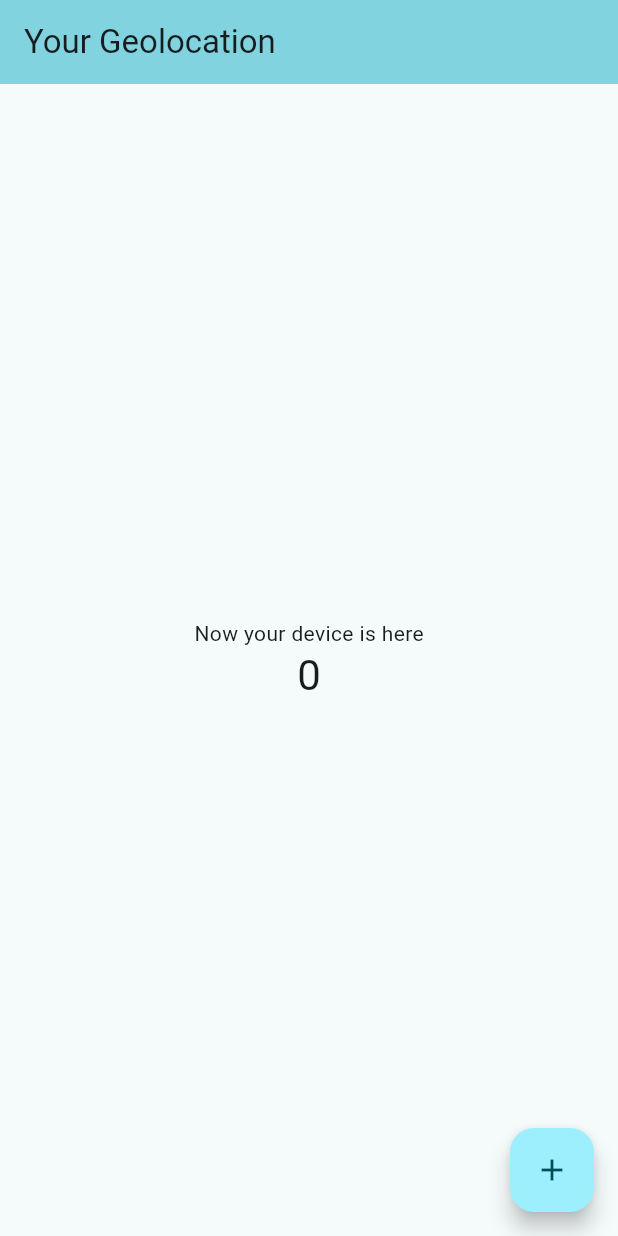
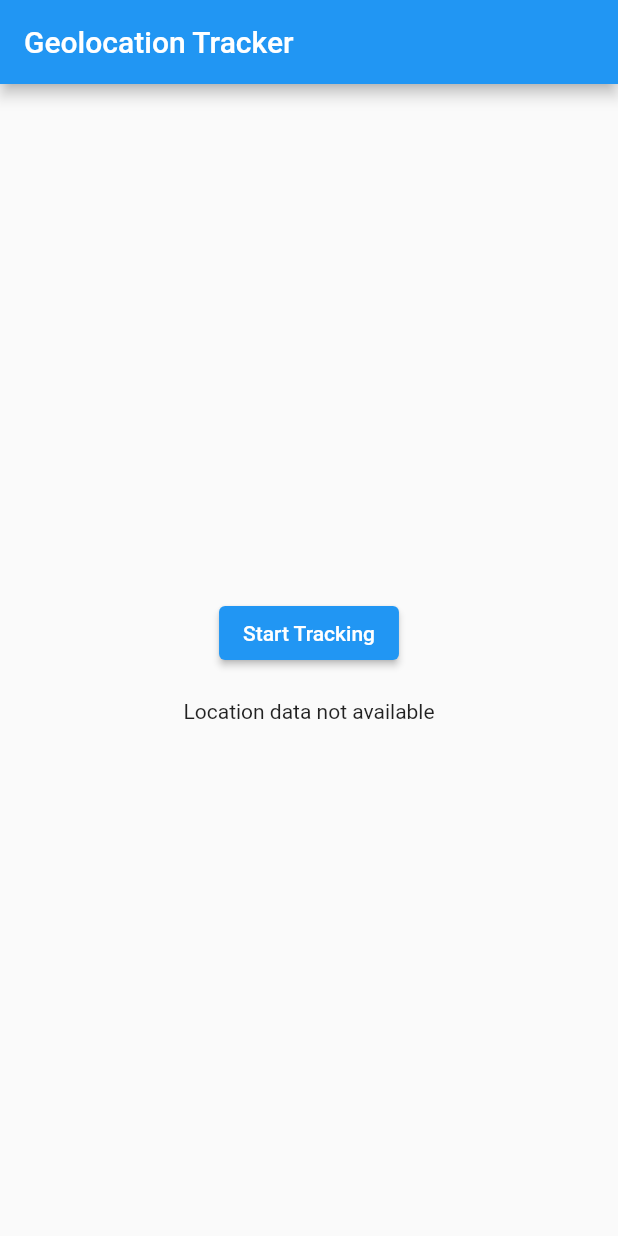
Before and after one commit to yutaDV/geolocation_bloc, a Flutter app: the screen it shows after launch, on a phone screen of 412 x 824 dp. Run offline on Flutter 3.47's test engine with Material 2 defaults, Android fonts, the phone set to English and light mode, and no system bars; our stand-ins replace geolocator.

Commit message:
geolocation without prom

```diff
--- /dev/null
+++ b/lib/geolocation_screen.dart
@@ -0,0 +1,72 @@
+import 'package:flutter/material.dart';
+import 'package:geolocator/geolocator.dart';
+
+import 'geolocation_service.dart';
+
+class GeolocationScreen extends StatefulWidget {
+  final GeolocationService geolocationService; // Додайте поле для сервісу
+
+  GeolocationScreen({required this.geolocationService}); // Додайте параметр у конструктор
+
+  @override
+  _GeolocationScreenState createState() => _GeolocationScreenState();
+}
+
+class _GeolocationScreenState extends State<GeolocationScreen> {
+  Position? _currentPosition;
+  bool _isTracking = false;
+
+  @override
+  Widget build(BuildContext context) {
+    return Scaffold(
+      appBar: AppBar(
+        title: Text('Geolocation Tracker'),
+      ),
+      body: Center(
+        child: Column(
+          mainAxisAlignment: MainAxisAlignment.center,
+          children: [
+            ElevatedButton(
+              onPressed: () {
+                if (_isTracking) {
+                  setState(() {
+                    _isTracking = false;
+                  });
+                } else {
+                  _startTracking();
+                }
+              },
+              child: Text(_isTracking ? 'Stop Tracking' : 'Start Tracking'),
+            ),
+            SizedBox(height: 20),
+            Text(_currentPosition != null
+                ? 'Latitude: ${_currentPosition!.latitude}, Longitude: ${_currentPosition!.longitude}'
+                : 'Location data not available'),
+          ],
+        ),
+      ),
+    );
+  }
+
+  void _startTracking() {
+    setState(() {
+      _isTracking = true;
+    });
+
+    _getCurrentLocation();
+  }
+
+  void _getCurrentLocation() async {
+    while (_isTracking) {
+      try {
+        Position position = await widget.geolocationService.determinePosition(); // Використовуйте метод з сервісу через поле widget.geolocationService
+        setState(() {
+          _currentPosition = position;
+        });
+      } catch (e) {
+        print('Error getting location: $e');
+      }
+      await Future.delayed(Duration(seconds: 1));
+    }
+  }
+}
--- /dev/null
+++ b/lib/geolocation_service.dart
@@ -0,0 +1,27 @@
+import 'package:geolocator/geolocator.dart';
+
+class GeolocationService {
+  Future<Position> determinePosition() async {
+    bool serviceEnabled;
+    LocationPermission permission;
+
+    serviceEnabled = await Geolocator.isLocationServiceEnabled();
+    if (!serviceEnabled) {
+      return Future.error('Location services are disabled.');
+    }
+
+    permission = await Geolocator.checkPermission();
+    if (permission == LocationPermission.denied) {
+      permission = await Geolocator.requestPermission();
+      if (permission == LocationPermission.denied) {
+        return Future.error('Location permissions are denied');
+      }
+    }
+
+    if (permission == LocationPermission.deniedForever) {
+      return Future.error('Location permissions are permanently denied, we cannot request permissions.');
+    }
+
+    return await Geolocator.getCurrentPosition();
+  }
+}
--- a/lib/main.dart
+++ b/lib/main.dart
@@ -1,73 +1,21 @@
 import 'package:flutter/material.dart';
+import 'geolocation_screen.dart';
+import 'geolocation_service.dart'; // Імпортуйте ваш GeolocationService
 
 void main() {
-  runApp(const GeolocationApp());
+  runApp(const MyApp());
 }
 
-class GeolocationApp extends StatelessWidget {
-  const GeolocationApp({super.key});
+class MyApp extends StatelessWidget {
+  const MyApp({super.key});
 
   @override
   Widget build(BuildContext context) {
+    final geolocationService = GeolocationService();
+
     return MaterialApp(
-      title: 'Flutter Demo',
-      theme: ThemeData(
-
-        colorScheme: ColorScheme.fromSeed(seedColor: Colors.grey),
-        useMaterial3: true,
-      ),
-      home: const MyHomePage(title: 'Your Geolocation'),
+      title: 'Geolocation App',
+      home: GeolocationScreen(geolocationService: geolocationService),
     );
   }
 }
-
-class MyHomePage extends StatefulWidget {
-  const MyHomePage({super.key, required this.title});
-
-  final String title;
-
-  @override
-  State<MyHomePage> createState() => _MyHomePageState();
-}
-
-class _MyHomePageState extends State<MyHomePage> {
-  int _counter = 0;
-
-  void _incrementCounter() {
-    setState(() {
-
-      _counter++;
-    });
-  }
-
-  @override
-  Widget build(BuildContext context) {
-
-    return Scaffold(
-      appBar: AppBar(
-        backgroundColor: Theme.of(context).colorScheme.inversePrimary,
-        title: Text(widget.title),
-      ),
-      body: Center(
-        child: Column(
-
-          mainAxisAlignment: MainAxisAlignment.center,
-          children: <Widget>[
-            const Text(
-              'Now your device is here',
-            ),
-            Text(
-              '$_counter',
-              style: Theme.of(context).textTheme.headlineMedium,
-            ),
-          ],
-        ),
-      ),
-      floatingActionButton: FloatingActionButton(
-        onPressed: _incrementCounter,
-        tooltip: 'Increment',
-        child: const Icon(Icons.add),
-      ), // This trailing comma makes auto-formatting nicer for build methods.
-    );
-  }
-}
--- a/pubspec.yaml
+++ b/pubspec.yaml
@@ -30,7 +30,7 @@ environment:
 dependencies:
   flutter:
     sdk: flutter
-  location: ^4.3.0
+  geolocator: ^9.0.2
 
 
   # The following adds the Cupertino Icons font to your application.
```
Also changed, not shown: lib/LocationService.dart (deleted, +0 -77 lines), pubspec.lock, 3 other files.
